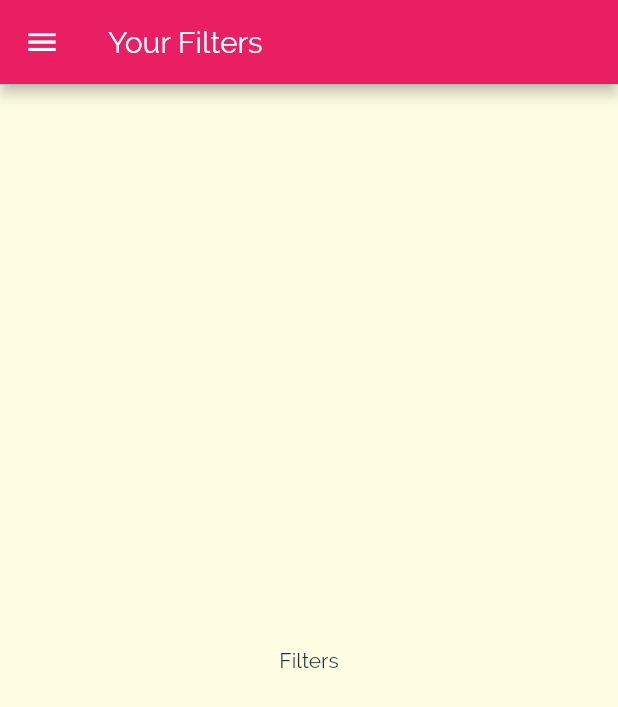
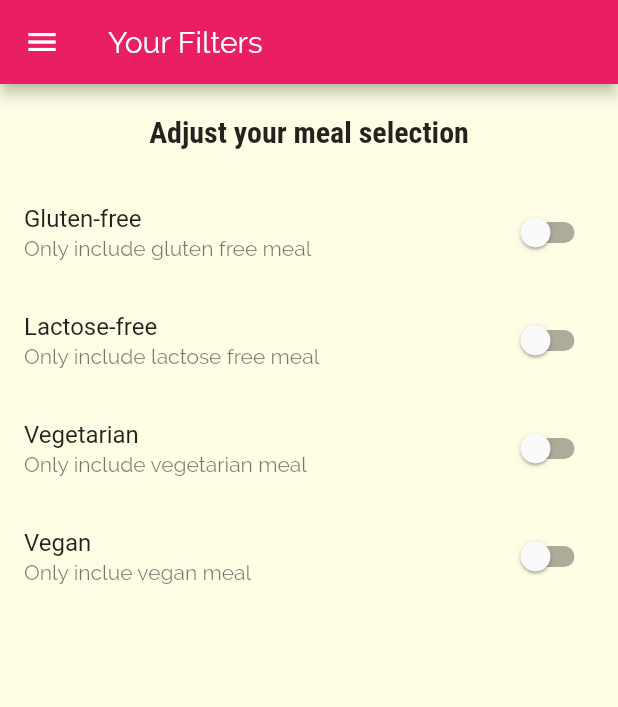
Before and after one commit to rizalaji1st/meals_app, a Flutter app: the FiltersScreen screen opened by its route, on a phone screen of 412 x 824 dp. Shown: the top 707 px of the screen. Run offline on Flutter 3.47's test engine with Material 2 defaults, Android fonts, the phone set to English and light mode, and no system bars.

Commit message:
Menambah view filter

```diff
--- a/lib/screens/filters_screen.dart
+++ b/lib/screens/filters_screen.dart
@@ -1,8 +1,27 @@
 import 'package:flutter/material.dart';
 import '../widgets/main_drawer.dart';
 
-class FiltersScreen extends StatelessWidget {
+class FiltersScreen extends StatefulWidget {
   static const routeName = '/filters';
+
+  @override
+  _FiltersScreenState createState() => _FiltersScreenState();
+}
+
+class _FiltersScreenState extends State<FiltersScreen> {
+  bool _glutenFree = false;
+  bool _vegetarian = false;
+  bool _vegan = false;
+  bool _lactoseFree = false;
+
+  Widget _buildSwitchListTile(String title, String description, bool currentValue, Function updateValue) {
+    return SwitchListTile(
+      title: Text(title),
+      value: currentValue,
+      subtitle: Text(description),
+      onChanged: (currentValue){updateValue(currentValue);},
+    );
+  }
 
   @override
   Widget build(BuildContext context) {
@@ -11,8 +30,41 @@ class FiltersScreen extends StatelessWidget {
         title: Text("Your Filters"),
       ),
       drawer: MainDrawer(),
-      body: Center(
-        child: Text("Filters"),
+      body: Column(
+        children: <Widget>[
+          Container(
+            padding: EdgeInsets.all(20),
+            child: Text(
+              'Adjust your meal selection',
+              // ignore: deprecated_member_use
+              style: Theme.of(context).textTheme.title,
+            ),
+          ),
+          Expanded(
+            child: ListView(
+              children: <Widget>[
+                _buildSwitchListTile('Gluten-free', 'Only include gluten free meal', _glutenFree, (newValue){
+                  setState(() => _glutenFree = newValue);
+                }),
+                _buildSwitchListTile('Lactose-free', 'Only include lactose free meal', _lactoseFree, (newValue){
+                  setState(() {
+                    _lactoseFree = newValue;
+                  });
+                }),
+                _buildSwitchListTile('Vegetarian', 'Only include vegetarian meal', _vegetarian, (newValue){
+                  setState(() {
+                    _vegetarian = newValue;
+                  });
+                }),
+                _buildSwitchListTile('Vegan', 'Only inclue vegan meal', _vegan, (newValue){
+                  setState(() {
+                    _vegan = newValue;
+                  });
+                })
+              ],
+            ),
+          ),
+        ],
       ),
     );
   }
```
